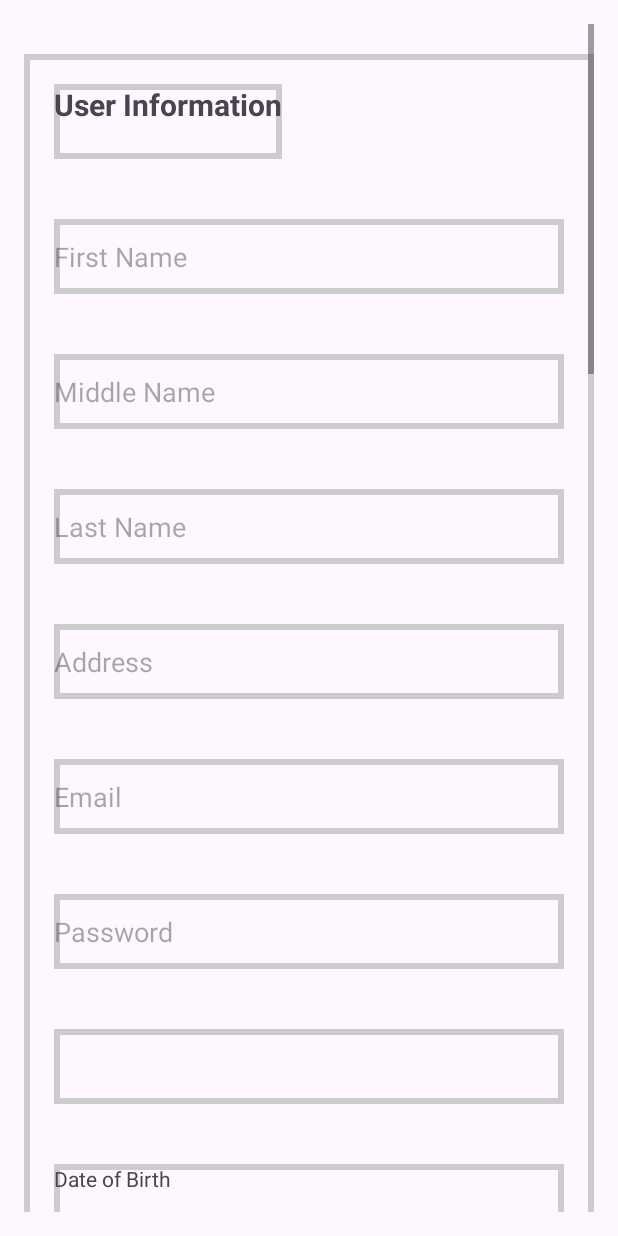
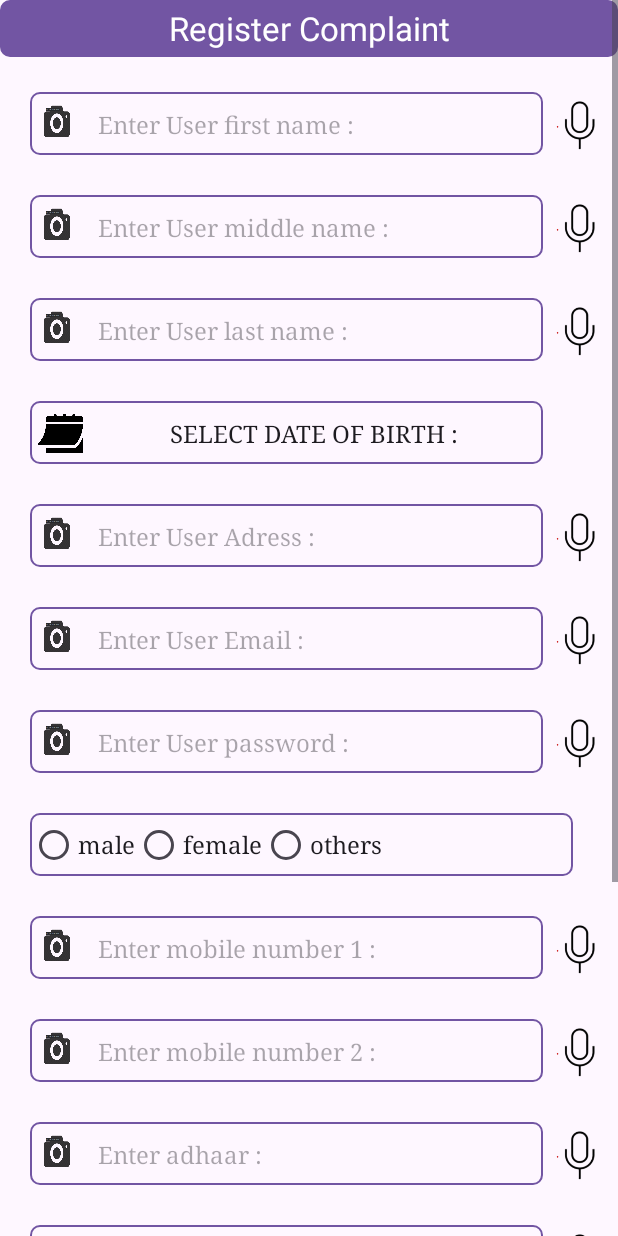
Before and after one commit to Ltrsoft2019/UserPoliceApp, an Android app: the fragment AddComplaintOnBehalf shown on its own in the app's theme, on a phone screen of 412 x 824 dp. Run offline under Robolectric (Android 15) with nearby library versions, the light colour scheme and no system bars; our stand-ins replace Volley; network calls fail.

Commit message:
committed by omkar

```diff
--- a/app/src/main/java/com/ltrsoft/userpoliceapp/fragment/AddComplaintOnBehalf.java
+++ b/app/src/main/java/com/ltrsoft/userpoliceapp/fragment/AddComplaintOnBehalf.java
@@ -2,6 +2,9 @@ package com.ltrsoft.userpoliceapp.fragment;
 import android.os.Bundle;
 
 import androidx.fragment.app.Fragment;
+
+import android.sax.Element;
+import android.util.Log;
 import android.view.LayoutInflater;
 import android.view.View;
 import android.view.ViewGroup;
@@ -9,133 +12,148 @@ import android.widget.ArrayAdapter;
 import android.widget.Button;
 import android.widget.DatePicker;
 import android.widget.EditText;
+import android.widget.LinearLayout;
 import android.widget.Spinner;
+import android.widget.TextView;
 import android.widget.Toast;
 
 import com.ltrsoft.userpoliceapp.R;
+import com.ltrsoft.userpoliceapp.dao.DAO;
 import com.ltrsoft.userpoliceapp.dao.LocationDao;
 import com.ltrsoft.userpoliceapp.interfaces.NewCallBack;
+import com.ltrsoft.userpoliceapp.model.Users;
+import com.ltrsoft.userpoliceapp.ui.Adapters;
+import com.ltrsoft.userpoliceapp.ui.FormElement;
+import com.ltrsoft.userpoliceapp.ui.FormGenerator;
+import com.ltrsoft.userpoliceapp.ui.FormValidator;
+import com.ltrsoft.userpoliceapp.utils.URLS;
+import com.ltrsoft.userpoliceapp.utils.UserDataAccess;
 import com.ltrsoft.userpoliceapp.utils.Validations;
 
+import java.util.ArrayList;
+import java.util.List;
+import java.util.Map;
+
 public class AddComplaintOnBehalf extends Fragment {
-    private boolean valid;
-    private EditText editTextFirstName, editTextMiddleName, editTextLastName, editTextAddress,
-            editTextEmail, editTextPassword, editTextMobile1, editTextMobile2, editTextAadhar,
-            editTextPAN, editTextOccupation, editTextNationality, editTextDrivingLicense,
-            editTextNotificationToken, editTextComplaintSubject, editTextComplaintDescription, editTextAgainst,
-             editTextLatitude, editTextLongitude;
-    private Spinner spinnerGender,editTextSubtypeId,editTextCountryId,spinnersationId, editTextStateId, editTextDistrictId,
-    editTextCityId;
-    private DatePicker datePickerDob, datePickerIncidentDate;
-    private Button buttonUserSubmit, buttonComplaintSubmit;
-    private ArrayAdapter<String>adapter;
+    private LinearLayout layout;
+    private FormGenerator formGenerator;
+    private Button submit;
+    private TextView heading;
+    private List<FormElement> elements;
     private View view;
-    public AddComplaintOnBehalf() {}
+
+
+    public String USERFNAME = "Enter User first name :";
+    public String USERMNAME = "Enter User middle name :";
+    public String USERLNAME = "Enter User last name :";
+    public String USERADDRESS = "Enter User Adress :";
+    public String USEREMAIL= "Enter User Email :";
+    public String USERPASSWORD= "Enter User password :";
+    public String USERGENDER= "Select gender";
+    public String USERDATEOFBIRTH = "Select date of birth :";
+    public String USERMOBILE1 = "Enter mobile number 1 :";
+    public String USERMOBILE2 = "Enter mobile number 2 :";
+    public String USERADHAR = "Enter adhaar :";
+    public String USERPAN = "Enter pan :";
+    public String USEROCCUPATION = "Enter Occupation :";
+    public String USERNATIONALITY = "Enter Nationality :";
+    public String USERDRIVING = "Enter Driving License no:";
+
+
+
+
+    public AddComplaintOnBehalf() {
+
+    }
     @Override
     public View onCreateView(LayoutInflater inflater, ViewGroup container,
                              Bundle savedInstanceState) {
-        view = inflater.inflate(R.layout.addbehalfcomplaintfragment, container, false);
-        setId();
-        setUpAdapter();
-
-        buttonComplaintSubmit.setOnClickListener(new View.OnClickListener() {
-            @Override
-            public void onClick(View v) {
-              if(validateForm()){
-                  Toast.makeText(getContext(), " all form is validate ", Toast.LENGTH_SHORT).show();
-                  SaveData();
-              }else {
-                  Toast.makeText(getContext(), "form is not validate ", Toast.LENGTH_SHORT).show();
-              }
-            }
-        });
+        view = inflater.inflate(R.layout.common_form, container, false);
+        layout = view.findViewById(R.id.layout123);
+        heading=view.findViewById(R.id.heading);
+        heading.setText("Register Complaint");
+        submit= view.findViewById(R.id.button);
+        intiForm(layout);
         return view;
     }
 
-    private void SaveData() {
+    private void intiForm(LinearLayout layout) {
+        elements=new ArrayList<>();
+        elements.add(new FormElement(USERFNAME, FormElement.TYPE_EDIT_TEXT,FormElement.SUBTYPE_TEXT,R.drawable.cam2));
+        elements.add(new FormElement(USERMNAME, FormElement.TYPE_EDIT_TEXT,FormElement.SUBTYPE_TEXT,R.drawable.cam2));
+        elements.add(new FormElement(USERLNAME, FormElement.TYPE_EDIT_TEXT,FormElement.SUBTYPE_TEXT,R.drawable.cam2));
+        elements.add(new FormElement(USERDATEOFBIRTH, FormElement.TYPE_BUTTON,FormElement.SUBTYPE_TEXT,R.drawable.cam2));
+        elements.add(new FormElement(USERADDRESS, FormElement.TYPE_EDIT_TEXT,FormElement.SUBTYPE_TEXT,R.drawable.cam2));
+        elements.add(new FormElement(USEREMAIL, FormElement.TYPE_EDIT_TEXT,FormElement.SUBTYPE_EMAIL,R.drawable.cam2));
+        elements.add(new FormElement(USERPASSWORD, FormElement.TYPE_EDIT_TEXT,FormElement.SUBTYPE_EMAIL,R.drawable.cam2));
+        elements.add(new FormElement(USERGENDER, FormElement.TYPE_RADIO_GROUP,FormElement.SUBTYPE_EMAIL,R.drawable.cam2));
+        elements.add(new FormElement(USERMOBILE1, FormElement.TYPE_EDIT_TEXT,FormElement.SUBTYPE_NUMBER,R.drawable.cam2));
+        elements.add(new FormElement(USERMOBILE2, FormElement.TYPE_EDIT_TEXT,FormElement.SUBTYPE_NUMBER,R.drawable.cam2));
+        elements.add(new FormElement(USERADHAR, FormElement.TYPE_EDIT_TEXT,FormElement.SUBTYPE_TEXT,R.drawable.cam2));
+        elements.add(new FormElement(USERPAN, FormElement.TYPE_EDIT_TEXT,FormElement.SUBTYPE_TEXT,R.drawable.cam2));
+        elements.add(new FormElement(USEROCCUPATION, FormElement.TYPE_EDIT_TEXT,FormElement.SUBTYPE_TEXT,R.drawable.cam2));
+        elements.add(new FormElement(USERNATIONALITY, FormElement.TYPE_EDIT_TEXT,FormElement.SUBTYPE_TEXT,R.drawable.cam2));
+        elements.add(new FormElement(USERDRIVING, FormElement.TYPE_EDIT_TEXT,FormElement.SUBTYPE_TEXT,R.drawable.cam2));
+        formGenerator = new FormGenerator(layout,elements,this);
+        formGenerator.generateForm();
+        Adapters adapters = new Adapters(getContext(), layout, formGenerator, new Adapters.CallBack() {
+            @Override
+            public void onError(String error) {
+                Toast.makeText(getContext(), "error while loading spinner", Toast.LENGTH_SHORT).show();
+            }
+        });
+        adapters.setAdapters();
+
+        submit.setOnClickListener(new View.OnClickListener() {
+            @Override
+            public void onClick(View v) {
+               CreateUser();
+            }
+        });
+    }
+
+    private void  CreateUser(){
+            if (FormValidator.isFormValid(layout)){
+                Map<String,String> map=FormGenerator.getFormData(layout);
+                Log.d(USERDRIVING,map.get(USERDRIVING));
+                Log.d(USERDATEOFBIRTH,map.get(USERDATEOFBIRTH));
+                DAO dao = new DAO(getContext());
+                Users users = new Users("1", map.get(USERFNAME), map.get(USERMNAME), map.get(USERLNAME), map.get(USERADDRESS)
+                        ,"", map.get(FormElement.COUNTRY), map.get(FormElement.STATE),
+                        map.get(FormElement.DISTRICT), map.get(FormElement.CITY), map.get(USEREMAIL),
+                        map.get(USERPASSWORD), map.get(USERGENDER), map.get(USERDATEOFBIRTH),
+                        map.get(USERMOBILE1), map.get(USERMOBILE2), map.get(USERADHAR), map.get(USERPAN),
+                        map.get(USEROCCUPATION), map.get(USERNATIONALITY), map.get(USERDRIVING), "",
+                        map.get(USERGENDER), map.get(USERGENDER), "1");
+                dao.insertOrUpdate(users, new NewCallBack() {
+                    @Override
+                    public void onError(String error) {
+                        Toast.makeText(getContext(), "errro "+error, Toast.LENGTH_SHORT).show();
+                    }
+
+                    @Override
+                    public void onSuccess(Object object) {
+                        Toast.makeText(getContext(), "response "+object, Toast.LENGTH_SHORT).show();
+//                        layout.removeAllViews();
+//                        createCompalint();
+                        loadFragment();
+                    }
+
+                    @Override
+                    public void onEmpty() {
+                        Toast.makeText(getContext(), "empty", Toast.LENGTH_SHORT).show();
+                    }
+                }, URLS.INSERT_USER);
+            }
+    }
+
+    private void loadFragment() {
 
     }
 
-    private void setUpAdapter() {
+    private void createCompalint() {
+        submit.setText("Submit Complaint");
 
-//        LocationDao locationDao = new LocationDao(getContext());
-//        locationDao.getCountryAdapter(new NewCallBack() {
-//            @Override
-//            public void onError(String error) {
-//                Toast.makeText(getContext() , "error "+error, Toast.LENGTH_SHORT).show();
-//            }
-//            @Override
-//            public void onSuccess(Object object) {
-//                adapter = (ArrayAdapter<String>) object;
-//                editTextCountryId.setAdapter(adapter);
-//            }
-//
-//            @Override
-//            public void onEmpty() {
-//                Toast.makeText(getContext(), "empty", Toast.LENGTH_SHORT).show();
-//            }
-//        });
-    }
-
-    private void setId() {
-        spinnersationId = view.findViewById(R.id.spinnerstation);
-        editTextFirstName = view.findViewById(R.id.editTextFirstName);
-        editTextMiddleName = view.findViewById(R.id.editTextMiddleName);
-        editTextLastName = view.findViewById(R.id.editTextLastName);
-        editTextAddress = view.findViewById(R.id.editTextAddress);
-        editTextEmail = view.findViewById(R.id.editTextEmail);
-        editTextPassword = view.findViewById(R.id.editTextPassword);
-        editTextMobile1 = view.findViewById(R.id.editTextMobile1);
-        editTextMobile2 = view.findViewById(R.id.editTextMobile2);
-        editTextAadhar = view.findViewById(R.id.editTextAadhar);
-        editTextPAN = view.findViewById(R.id.editTextPAN);
-        editTextOccupation = view.findViewById(R.id.editTextOccupation);
-        editTextNationality = view.findViewById(R.id.editTextNationality);
-        editTextDrivingLicense = view.findViewById(R.id.editTextDrivingLicense);
-        editTextNotificationToken = view.findViewById(R.id.editTextNotificationToken);
-        editTextCountryId = view.findViewById(R.id.editTextCountryId);
-        editTextStateId = view.findViewById(R.id.editTextStateId);
-        editTextDistrictId = view.findViewById(R.id.editTextDistrictId);
-        editTextCityId = view.findViewById(R.id.editTextCityId);
-        spinnerGender = view.findViewById(R.id.spinnerGender);
-        datePickerDob = view.findViewById(R.id.datePickerDob);
-        editTextComplaintSubject = view.findViewById(R.id.editTextComplaintSubject);
-        editTextComplaintDescription = view.findViewById(R.id.editTextComplaintDescription);
-        editTextAgainst = view.findViewById(R.id.editTextAgainst);
-        datePickerIncidentDate = view.findViewById(R.id.datePickerIncidentDate);
-        editTextSubtypeId = view.findViewById(R.id.editTextSubtypeId);
-        editTextLatitude = view.findViewById(R.id.editTextLatitude);
-        editTextLongitude = view.findViewById(R.id.editTextLongitude);
-        buttonUserSubmit = view.findViewById(R.id.UserSubmit);
-        buttonComplaintSubmit = view.findViewById(R.id.ComplaintSubmit);
-
-
-    }
-
-    private boolean   validateForm() {
-        boolean isValid = true;
-
-        isValid &= Validations.validateEditText(editTextFirstName, "First Name");
-        isValid &= Validations.validateEditText(editTextMiddleName, "Middle Name");
-        isValid &= Validations.validateEditText(editTextLastName, "Last Name");
-        isValid &= Validations.validateEditText(editTextAddress, "Address");
-        isValid &= Validations.validateEditText(editTextEmail, "Email");
-        isValid &= Validations.validateEditText(editTextPassword, "Password");
-        isValid &= Validations.validateEditText(editTextMobile1, "Mobile Number 1");
-        isValid &= Validations.validateEditText(editTextMobile2, "Mobile Number 2");
-        isValid &= Validations.validateEditText(editTextAadhar, "Aadhar Number");
-        isValid &= Validations.validateEditText(editTextPAN, "PAN Number");
-        isValid &= Validations.validateEditText(editTextOccupation, "Occupation");
-        isValid &= Validations.validateEditText(editTextNationality, "Nationality");
-        isValid &= Validations.validateEditText(editTextDrivingLicense, "Driving License");
-//        isValid &= validateEditText(editTextCountryId, "Country");
-        isValid &= Validations.validateSpinner(editTextStateId, "State");
-        isValid &= Validations.validateSpinner(editTextDistrictId, "District");
-        isValid &= Validations.validateSpinner(editTextCityId, "City");
-        isValid &= Validations.validateEditText(editTextComplaintSubject, "Complaint Subject");
-        isValid &= Validations.validateEditText(editTextComplaintDescription, "Complaint Description");
-        isValid &= Validations.validateEditText(editTextAgainst, "Against");
-
-        return isValid;
+        formGenerator.generateForm();
     }
 }
--- a/app/src/main/java/com/ltrsoft/userpoliceapp/ui/FormElement.java
+++ b/app/src/main/java/com/ltrsoft/userpoliceapp/ui/FormElement.java
@@ -20,7 +20,10 @@ public class FormElement {
     public static final String SYBTYPE_SPINNER_STATION = "stations";
 
 
-
+    public static final String COUNTRY = "selct country";
+    public static final String STATE = "selct state";
+    public static final String DISTRICT = "selct district";
+    public static final String CITY = "selct city";
     private String label;
     private String type;
     private String subType;
--- a/app/src/main/java/com/ltrsoft/userpoliceapp/utils/URLS.java
+++ b/app/src/main/java/com/ltrsoft/userpoliceapp/utils/URLS.java
@@ -11,4 +11,5 @@ public class URLS {
     public final  static String DISTRICT_GET = "https://rj.ltr-soft.com/public/police_api/district/select_district.php";
     public final  static String CITY_GET = "https://rj.ltr-soft.com/public/police_api/city/select_city.php";
     public final  static String CYBER_COMPLAINT_INSERT = "https://rj.ltr-soft.com/public/police_api/cyber_crimes/create_cyber_crime.php";
+    public final  static String INSERT_USER = "https://rj.ltr-soft.com/public/police_api/user/user_insert.php";
 }
--- a/app/src/main/res/layout/addbehalfcomplaintfragment.xml
+++ b/app/src/main/res/layout/addbehalfcomplaintfragment.xml
@@ -292,6 +292,8 @@
                 android:hint="Against" />
 
             <!-- Incident Date -->
+
+            <!-- Subtype -->
             <DatePicker
                 android:id="@+id/datePickerIncidentDate"
                 android:layout_width="match_parent"
@@ -303,7 +305,6 @@
 
                 android:hint="Incident Date" />
 
-            <!-- Subtype -->
             <Spinner
                 android:id="@+id/editTextSubtypeId"
                 android:layout_width="match_parent"
```
Also changed, not shown: app/src/main/java/com/ltrsoft/userpoliceapp/fragment/AddComplainbehalf2.java (added, +57 -0 lines), app/src/main/java/com/ltrsoft/userpoliceapp/fragment/CyberCrime.java (+11 -14 lines), app/src/main/java/com/ltrsoft/userpoliceapp/model/Users.java (+2 -11 lines), app/src/main/java/com/ltrsoft/userpoliceapp/ui/Adapters.java (+4 -4 lines), app/src/main/java/com/ltrsoft/userpoliceapp/ui/FormGenerator.java (+0 -9 lines), app/src/main/res/layout/add_complaints.xml (indentation only).
